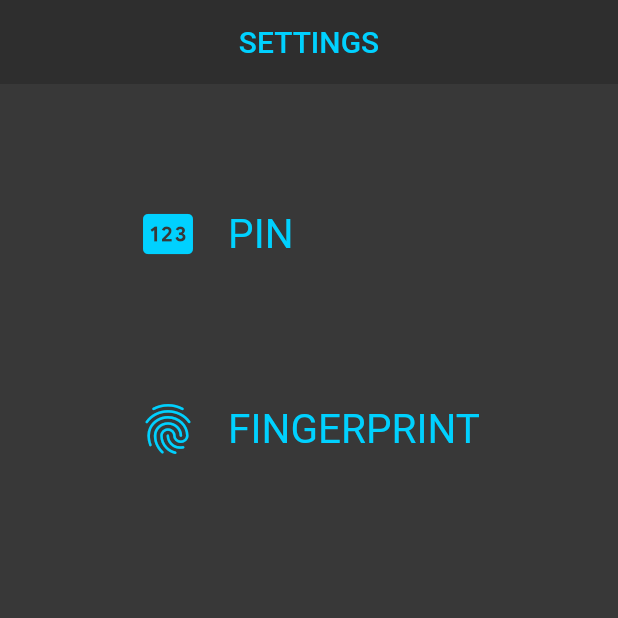
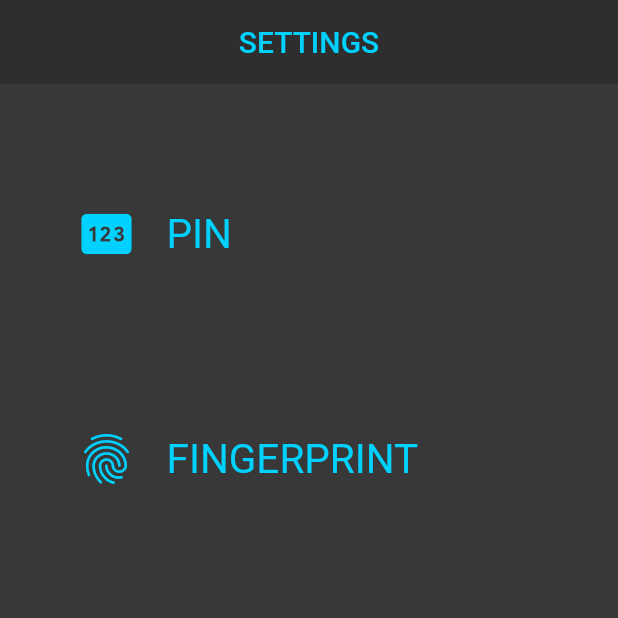
Before and after one commit to EstrellaPoot-Ksquare/tv_series_project, a Flutter app: the screen it shows after launch, on a phone screen of 412 x 824 dp, the top half of it. Run offline on Flutter 3.47's test engine with Material 2 defaults, Android fonts, the phone set to English and light mode, and no system bars.

Commit message:
fix to the settings screen

```diff
--- a/lib/features/auth/screens/settings_screen.dart
+++ b/lib/features/auth/screens/settings_screen.dart
@@ -19,9 +19,20 @@ class SettingsScreen extends StatelessWidget {
             crossAxisAlignment: CrossAxisAlignment.start,
             children: [
               const SizedBox(
-                height: 80,
+                height: 50,
               ),
-              Row(
+              GestureDetector(
+                onTap: () {
+                  //Here goes the push to the pin screen first time or modify pin
+
+                  print("pin");
+                },
+                child: Container(
+                  color: AppColors.scaffoldBg,
+                  padding: const EdgeInsets.all(20),
+                  width: 350,
+                  height: 100,
+                  child: Row(
                     children: [
                       Icon(
                         AppIcons.pin,
@@ -40,10 +51,23 @@ class SettingsScreen extends StatelessWidget {
                       ),
                     ],
                   ),
+                ),
+              ),
               const SizedBox(
-                height: 90,
+                height: 50,
               ),
-              Row(
+              GestureDetector(
+                onTap: () {
+                  //Here goes the push to the fingerprint screen first time or modify fingerprint
+
+                  print("fingerprint");
+                },
+                child: Container(
+                  color: AppColors.scaffoldBg,
+                  padding: const EdgeInsets.all(20),
+                  width: 350,
+                  height: 100,
+                  child: Row(
                     children: [
                       Icon(
                         AppIcons.fingerprint,
@@ -62,6 +86,8 @@ class SettingsScreen extends StatelessWidget {
                       ),
                     ],
                   ),
+                ),
+              )
             ],
           ),
         ],
```
Lines whose indentation alone changed are shown as unchanged.
